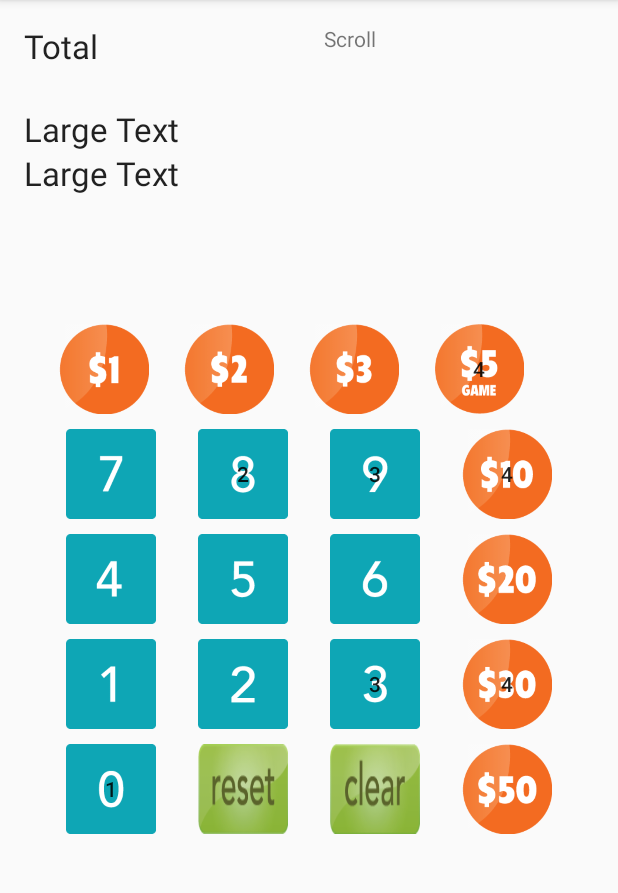
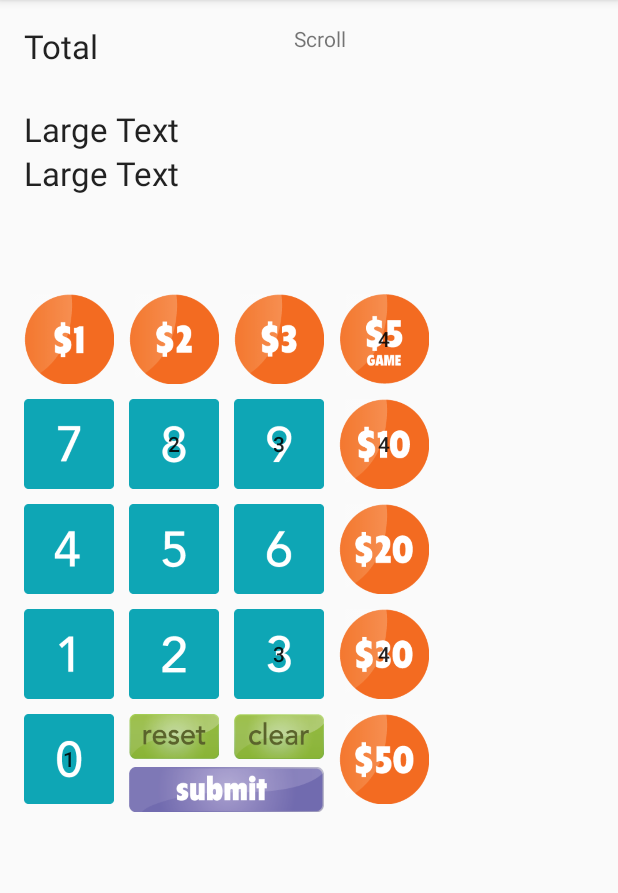
Before and after one commit to secApps/ScratchCountCalculator, an Android app: the screen it shows after launch (MainActivity), on a phone screen of 412 x 824 dp, the part 84-977 px from its top. Run offline under Robolectric (Android 15) with nearby library versions, the phone set to English and light mode, and no system bars; 4 statements that could not run were skipped.

Commit message:
layout changes continued

```diff
--- a/app/src/main/res/layout/activity_main.xml
+++ b/app/src/main/res/layout/activity_main.xml
@@ -12,7 +12,7 @@
         >
     <GridLayout
         android:layout_width="fill_parent"
-        android:layout_height="200dp"
+        android:layout_height="180dp"
         android:layout_alignTop="@+id/gridLayout"
         android:id="@+id/gridLayout1"
         android:columnCount="2"
@@ -23,8 +23,8 @@
 
 
         <TextView
-            android:layout_width="200dp"
-            android:layout_height="200dp"
+            android:layout_width="180dp"
+            android:layout_height="180dp"
             android:textAppearance="?android:attr/textAppearanceLarge"
             android:text="Total"
             android:id="@+id/textView"
@@ -34,7 +34,7 @@
             android:layout_above="@+id/gridLayout"
             android:layout_toLeftOf="@+id/ScrollView01"
             android:layout_toStartOf="@+id/ScrollView01" />
-        <ScrollView android:id="@+id/ScrollView01" android:layout_width="160dip" android:layout_height="190dip"
+        <ScrollView android:id="@+id/ScrollView01" android:layout_width="180dip" android:layout_height="180dip"
             android:layout_alignParentTop="true"
 
             >
@@ -66,15 +66,13 @@
         android:layout_centerHorizontal="true"
         android:columnCount="1"
         android:id="@+id/gridLayout">
+
         <LinearLayout
             android:layout_width="match_parent"
             android:layout_height="wrap_content"
             android:orientation="horizontal"
             >
-            <Space
-                android:layout_width="wrap_content"
-                android:layout_height="match_parent"
-                android:layout_weight="1" />
+
             <Button
                 android:layout_width="60dp"
                 android:layout_height="60dp"
@@ -83,9 +81,9 @@
                 android:background="@drawable/d1"
                 />
             <Space
-                android:layout_width="wrap_content"
+                android:layout_width="10dp"
                 android:layout_height="match_parent"
-                android:layout_weight="1" />
+                 />
 
             <Button
                 android:layout_width="60dp"
@@ -95,9 +93,9 @@
                 android:background="@drawable/d2"
                 />
             <Space
-                android:layout_width="wrap_content"
+                android:layout_width="10dp"
                 android:layout_height="match_parent"
-                android:layout_weight="1" />
+                 />
             <Button
                 android:layout_width="60dp"
                 android:layout_height="60dp"
@@ -105,9 +103,9 @@
                 android:id="@+id/d3"
                 android:background="@drawable/d3" />
             <Space
-                android:layout_width="wrap_content"
+                android:layout_width="10dp"
                 android:layout_height="match_parent"
-                android:layout_weight="1" />
+                 />
 
             <Button
                 android:layout_width="60dp"
@@ -117,76 +115,11 @@
                 android:background="@drawable/d5"
                 />
             <Space
-                android:layout_width="wrap_content"
+                android:layout_width="10dp"
                 android:layout_height="match_parent"
-                android:layout_weight="1" />
+                android:layout_weight="1"/>
 
 
-
-            <Space
-                android:layout_width="wrap_content"
-                android:layout_height="match_parent"
-                android:layout_weight="1" />
-        </LinearLayout>
-        <LinearLayout
-            android:layout_width="match_parent"
-            android:layout_height="10dp"
-            android:orientation="horizontal"
-            > </LinearLayout>
-        <LinearLayout
-            android:layout_width="match_parent"
-            android:layout_height="wrap_content"
-            android:orientation="horizontal"
-            >
-            <Space
-                android:layout_width="wrap_content"
-                android:layout_height="match_parent"
-                android:layout_weight="1" />
-        <Button
-            android:layout_width="60dp"
-            android:layout_height="60dp"
-            android:text=""
-            android:id="@+id/b7"
-            android:background="@drawable/n7"
-            />
-            <Space
-                android:layout_width="wrap_content"
-                android:layout_height="match_parent"
-                android:layout_weight="1" />
-
-        <Button
-            android:layout_width="60dp"
-            android:layout_height="60dp"
-            android:text="2"
-            android:id="@+id/b8"
-            android:background="@drawable/n8"
-             />
-            <Space
-                android:layout_width="wrap_content"
-                android:layout_height="match_parent"
-                android:layout_weight="1" />
-            <Button
-                android:layout_width="60dp"
-                android:layout_height="60dp"
-                android:text="3"
-                android:id="@+id/b9"
-                android:background="@drawable/n9" />
-            <Space
-                android:layout_width="wrap_content"
-                android:layout_height="match_parent"
-                android:layout_weight="1" />
-
-        <Button
-            android:layout_width="60dp"
-            android:layout_height="60dp"
-            android:text="4"
-            android:id="@+id/d10"
-            android:background="@drawable/d10"
-             />
-            <Space
-                android:layout_width="wrap_content"
-                android:layout_height="match_parent"
-                android:layout_weight="1" />
 
 
         </LinearLayout>
@@ -200,10 +133,63 @@
             android:layout_height="wrap_content"
             android:orientation="horizontal"
             >
+
+        <Button
+            android:layout_width="60dp"
+            android:layout_height="60dp"
+            android:text=""
+            android:id="@+id/b7"
+            android:background="@drawable/n7"
+            />
             <Space
-                android:layout_width="wrap_content"
+                android:layout_width="10dp"
                 android:layout_height="match_parent"
-                android:layout_weight="1" />
+                 />
+
+        <Button
+            android:layout_width="60dp"
+            android:layout_height="60dp"
+            android:text="2"
+            android:id="@+id/b8"
+            android:background="@drawable/n8"
+             />
+            <Space
+                android:layout_width="10dp"
+                android:layout_height="match_parent"
+                />
+            <Button
+                android:layout_width="60dp"
+                android:layout_height="60dp"
+                android:text="3"
+                android:id="@+id/b9"
+                android:background="@drawable/n9" />
+            <Space
+                android:layout_width="10dp"
+                android:layout_height="match_parent"
+                 />
+
+        <Button
+            android:layout_width="60dp"
+            android:layout_height="60dp"
+            android:text="4"
+            android:id="@+id/d10"
+            android:background="@drawable/d10"
+             />
+
+
+
+        </LinearLayout>
+        <LinearLayout
+            android:layout_width="match_parent"
+            android:layout_height="10dp"
+            android:orientation="horizontal"
+            > </LinearLayout>
+        <LinearLayout
+            android:layout_width="match_parent"
+            android:layout_height="wrap_content"
+            android:orientation="horizontal"
+            >
+
 
         <Button
             android:layout_width="60dp"
@@ -213,9 +199,9 @@
             android:background="@drawable/n4"
             />
             <Space
-                android:layout_width="wrap_content"
+                android:layout_width="10dp"
                 android:layout_height="match_parent"
-                android:layout_weight="1" />
+                 />
         <Button
             android:layout_width="60dp"
             android:layout_height="60dp"
@@ -224,9 +210,9 @@
             android:background="@drawable/n5"
              />
             <Space
-                android:layout_width="wrap_content"
+                android:layout_width="10dp"
                 android:layout_height="match_parent"
-                android:layout_weight="1" />
+                 />
         <Button
             android:layout_width="60dp"
             android:layout_height="60dp"
@@ -235,9 +221,9 @@
             android:background="@drawable/n6"
              />
             <Space
-                android:layout_width="wrap_content"
+                android:layout_width="10dp"
                 android:layout_height="match_parent"
-                android:layout_weight="1" />
+                 />
         <Button
             android:layout_width="60dp"
             android:layout_height="60dp"
@@ -245,72 +231,6 @@
             android:id="@+id/d20"
             android:background="@drawable/d20"
              />
-            <Space
-                android:layout_width="wrap_content"
-                android:layout_height="match_parent"
-                android:layout_weight="1" />
-
-        </LinearLayout>
-        <LinearLayout
-            android:layout_width="match_parent"
-            android:layout_height="10dp"
-            android:orientation="horizontal"
-            > </LinearLayout>
-
-        <LinearLayout
-            android:layout_width="match_parent"
-            android:layout_height="wrap_content"
-            android:orientation="horizontal"
-            >
-            <Space
-                android:layout_width="wrap_content"
-                android:layout_height="match_parent"
-                android:layout_weight="1" />
-            <Button
-                android:layout_width="60dp"
-                android:layout_height="60dp"
-                android:text=""
-                android:id="@+id/b1"
-                android:background="@drawable/n1"
-                />
-            <Space
-                android:layout_width="wrap_content"
-                android:layout_height="match_parent"
-                android:layout_weight="1" />
-
-            <Button
-                android:layout_width="60dp"
-                android:layout_height="60dp"
-                android:text=""
-                android:id="@+id/b2"
-                android:background="@drawable/n2"
-                />
-            <Space
-                android:layout_width="wrap_content"
-                android:layout_height="match_parent"
-                android:layout_weight="1" />
-            <Button
-                android:layout_width="60dp"
-                android:layout_height="60dp"
-                android:text="3"
-                android:id="@+id/b3"
-                android:background="@drawable/n3" />
-            <Space
-                android:layout_width="wrap_content"
-                android:layout_height="match_parent"
-                android:layout_weight="1" />
-
-            <Button
-                android:layout_width="60dp"
-                android:layout_height="60dp"
-                android:text="4"
-                android:id="@+id/d30"
-                android:background="@drawable/d30"
-                />
-            <Space
-                android:layout_width="wrap_content"
-                android:layout_height="match_parent"
-                android:layout_weight="1" />
 
 
         </LinearLayout>
@@ -325,10 +245,63 @@
             android:layout_height="wrap_content"
             android:orientation="horizontal"
             >
+
+            <Button
+                android:layout_width="60dp"
+                android:layout_height="60dp"
+                android:text=""
+                android:id="@+id/b1"
+                android:background="@drawable/n1"
+                />
             <Space
-                android:layout_width="wrap_content"
+                android:layout_width="10dp"
                 android:layout_height="match_parent"
-                android:layout_weight="1" />
+                 />
+
+            <Button
+                android:layout_width="60dp"
+                android:layout_height="60dp"
+                android:text=""
+                android:id="@+id/b2"
+                android:background="@drawable/n2"
+                />
+            <Space
+                android:layout_width="10dp"
+                android:layout_height="match_parent"
+                 />
+            <Button
+                android:layout_width="60dp"
+                android:layout_height="60dp"
+                android:text="3"
+                android:id="@+id/b3"
+                android:background="@drawable/n3" />
+            <Space
+                android:layout_width="10dp"
+                android:layout_height="match_parent"
+                 />
+
+            <Button
+                android:layout_width="60dp"
+                android:layout_height="60dp"
+                android:text="4"
+                android:id="@+id/d30"
+                android:background="@drawable/d30"
+                />
+
+
+        </LinearLayout>
+        <LinearLayout
+            android:layout_width="match_parent"
+            android:layout_height="10dp"
+            android:orientation="horizontal"
+            > </LinearLayout>
+
+        <LinearLayout
+            android:layout_width="match_parent"
+            android:layout_height="wrap_content"
+            android:orientation="horizontal"
+            >
+
             <Button
                 android:layout_width="60dp"
                 android:layout_height="60dp"
@@ -337,31 +310,54 @@
                 android:background="@drawable/n0"
                 />
             <Space
+                android:layout_width="10dp"
+                android:layout_height="match_parent"
+                 />
+            <GridLayout
                 android:layout_width="wrap_content"
-                android:layout_height="match_parent"
-                android:layout_weight="1" />
+                android:layout_height="wrap_content"
+                android:columnCount="1"
+                 >
 
+                <LinearLayout
+                    android:layout_width="match_parent"
+                    android:layout_height="wrap_content"
+                    android:orientation="horizontal"
+                    >
             <Button
                 android:layout_width="60dp"
-                android:layout_height="60dp"
+                android:layout_height="30dp"
                 android:text=""
                 android:id="@+id/reset"
                 android:background="@drawable/reset"
                 />
-            <Space
-                android:layout_width="wrap_content"
-                android:layout_height="match_parent"
-                android:layout_weight="1" />
+                    <Space
+                        android:layout_width="10dp"
+                        android:layout_height="35dp"
+                         />
+
             <Button
                 android:layout_width="60dp"
-                android:layout_height="60dp"
+                android:layout_height="30dp"
                 android:text=""
+
                 android:id="@+id/clear"
                 android:background="@drawable/clear" />
+                </LinearLayout>
+                <Button
+                    android:layout_width="130dp"
+                    android:layout_height="30dp"
+                    android:text=""
+
+                   android:id="@+id/submit"
+                    android:background="@drawable/submit"
+                    />
+
+            </GridLayout>
             <Space
-                android:layout_width="wrap_content"
+                android:layout_width="10dp"
                 android:layout_height="match_parent"
-                android:layout_weight="1" />
+                 />
 
             <Button
                 android:layout_width="60dp"
@@ -370,10 +366,6 @@
                 android:id="@+id/d50"
                 android:background="@drawable/d50"
                 />
-            <Space
-                android:layout_width="wrap_content"
-                android:layout_height="match_parent"
-                android:layout_weight="1" />
 
 
         </LinearLayout>
@@ -396,9 +388,9 @@
         android:textAppearance="?android:attr/textAppearanceLarge"
         android:text="Large Text"
         android:id="@+id/textView3"
-        android:layout_below="@+id/textView2"
         android:layout_alignParentLeft="true"
-        android:layout_alignParentStart="true" />
+        android:layout_alignParentStart="true"
+        android:layout_below="@+id/textView2" />
 
 
 </RelativeLayout>
```
